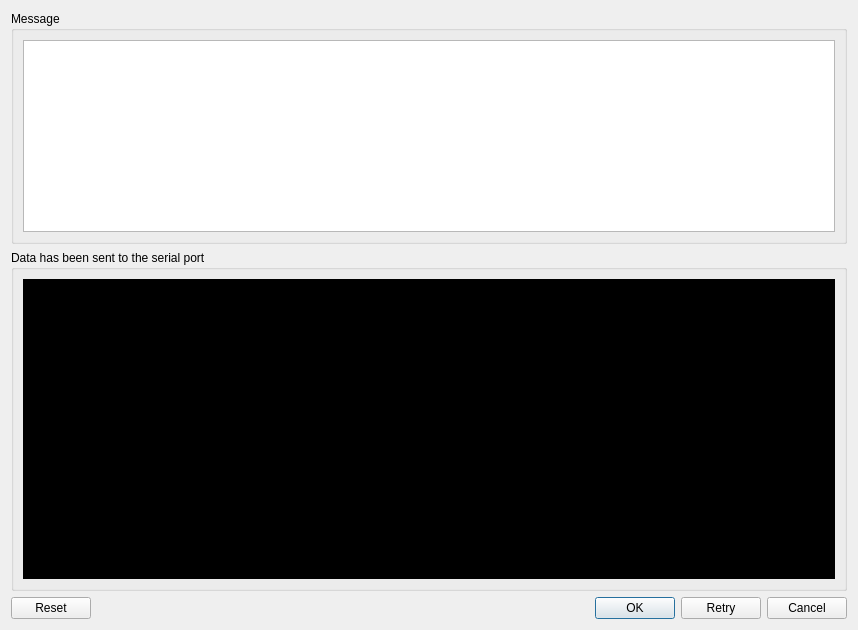
The window that tafor/components/ui/send.ui (up1and/tafor) describes before a commit, drawn with Qt 5.
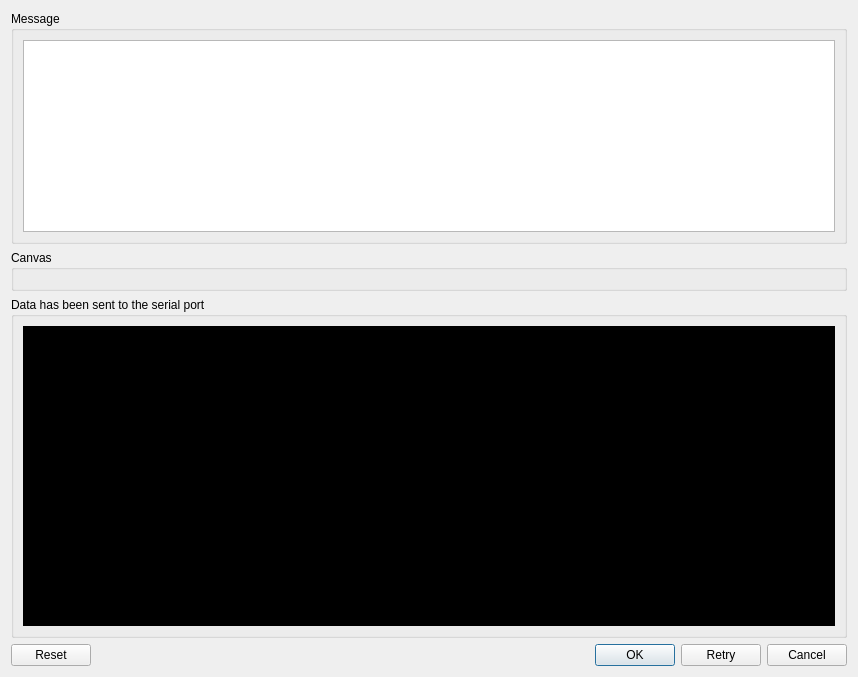
The same window after the commit.

```diff
--- a/tafor/components/ui/send.ui
+++ b/tafor/components/ui/send.ui
@@ -7,7 +7,7 @@
     <x>0</x>
     <y>0</y>
     <width>900</width>
-    <height>517</height>
+    <height>526</height>
    </rect>
   </property>
   <property name="windowTitle">
@@ -42,6 +42,14 @@
      </layout>
     </widget>
    </item>
+   <item>
+    <widget class="QGroupBox" name="canvasGroup">
+     <property name="title">
+      <string>Canvas</string>
+     </property>
+     <layout class="QVBoxLayout" name="canvasLayout"/>
+    </widget>
+   </item>
    <item>
     <widget class="QGroupBox" name="rawGroup">
      <property name="title">
```
Left out of the diff: 4 changed lines with no effect on the pictures.
